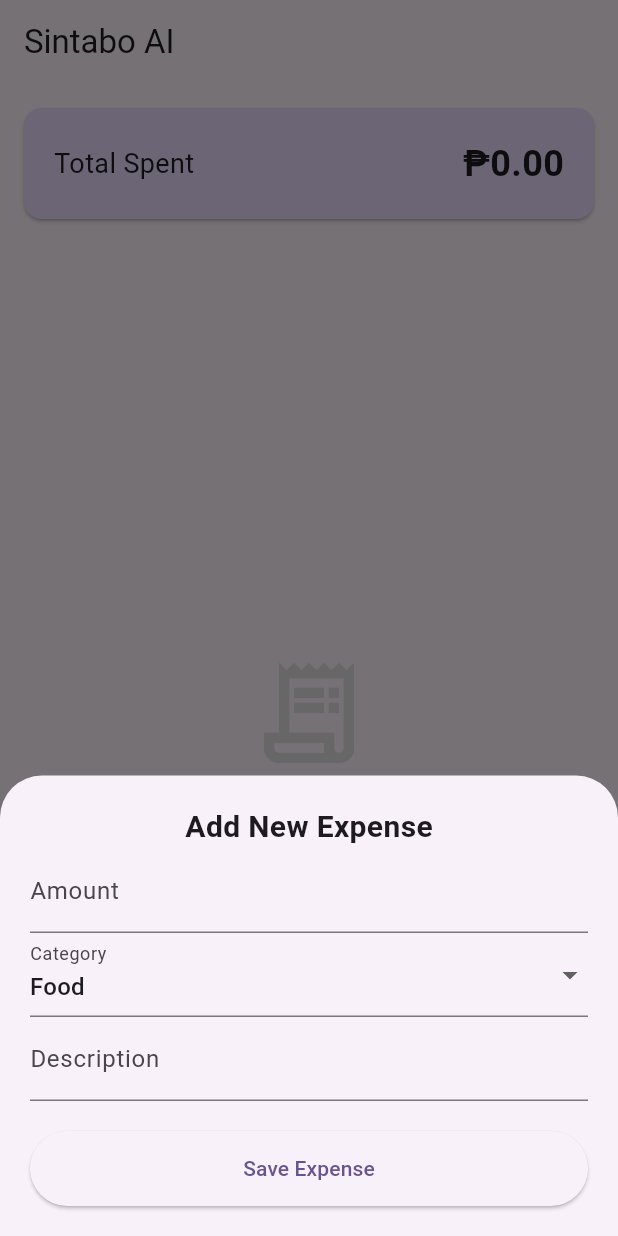
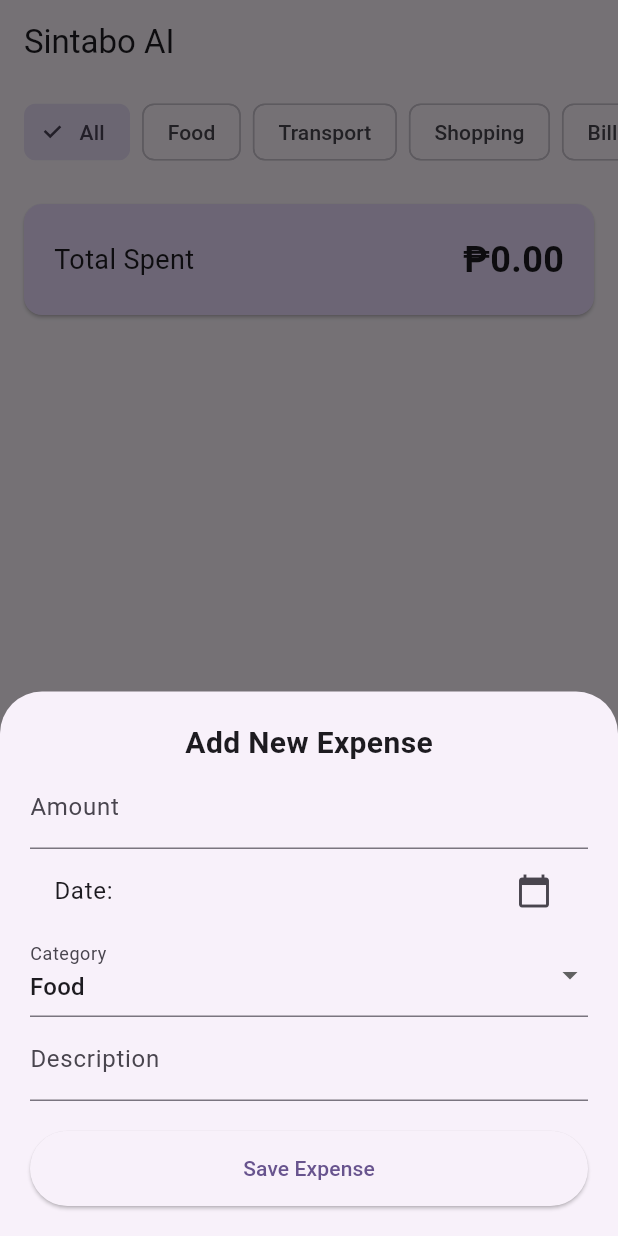
Before and after one commit to gofredo69/sintabo, a Flutter app: the screen it shows after launch, after a tap on the "add" icon, on a phone screen of 412 x 824 dp. Run offline on Flutter 3.47's test engine with Material 3 defaults, Android fonts, the phone set to English and light mode, and no system bars; our stand-ins replace shared_preferences, supabase_flutter; accounts and stored records are empty.

Commit message:
fixed: orphaned expenses when a category is deleted

```diff
--- a/lib/main.dart
+++ b/lib/main.dart
@@ -48,6 +48,15 @@ class Dashboard extends StatefulWidget {
 }
 
 class _DashboardState extends State<Dashboard> {
+  List<String> _userCategories = ['Food', 'Transport', 'Shopping', 'Bills', 'Other'];
+  String _selectedFilter = 'All'; // Track the active filter
+
+  @override
+  void initState() {
+    super.initState();
+    _loadCategories();
+  }
+
   // 3. REAL-TIME DATA STREAM (Newest first)
   final Stream<List<Map<String, dynamic>>> _expensesStream =
       Supabase.instance.client
@@ -58,15 +67,16 @@ class _DashboardState extends State<Dashboard> {
   final _amountController = TextEditingController();
   final _descController = TextEditingController();
   String _selectedCategory = 'Food';
+  DateTime _selectedDate = DateTime.now(); // Track the chosen date
 
-  // 4. THE POP-UP FORM
   void _showAddExpenseSheet(BuildContext context) {
     showModalBottomSheet(
       context: context,
-      isScrollControlled: true, //
-      builder: (ctx) => Padding(
+      isScrollControlled: true,
+      builder: (ctx) => StatefulBuilder( // Use StatefulBuilder to update the date inside the sheet
+        builder: (context, setSheetState) => Padding(
           padding: EdgeInsets.only(
-          bottom: MediaQuery.of(ctx).viewInsets.bottom + 20, // Avoid keyboard
+            bottom: MediaQuery.of(ctx).viewInsets.bottom + 20,
             left: 20, right: 20, top: 20,
           ),
           child: Column(
@@ -78,9 +88,25 @@ class _DashboardState extends State<Dashboard> {
                 keyboardType: TextInputType.number,
                 decoration: const InputDecoration(labelText: 'Amount', prefixText: '₱ '),
               ),
+              // DATE PICKER BUTTON
+              ListTile(
+                title: Text("Date: ${_selectedDate.toLocal()}".split(' ')[0]),
+                trailing: const Icon(Icons.calendar_today),
+                onTap: () async {
+                  final picked = await showDatePicker(
+                    context: context,
+                    initialDate: _selectedDate,
+                    firstDate: DateTime(2000),
+                    lastDate: DateTime(2101),
+                  );
+                  if (picked != null) {
+                    setSheetState(() => _selectedDate = picked);
+                  }
+                },
+              ),
               DropdownButtonFormField<String>(
                 value: _selectedCategory,
-              items: ['Food', 'Transport', 'Shopping', 'Bills', 'Other']
+                items: _userCategories
                     .map((cat) => DropdownMenuItem(value: cat, child: Text(cat)))
                     .toList(),
                 onChanged: (val) => setState(() => _selectedCategory = val!),
@@ -99,31 +125,98 @@ class _DashboardState extends State<Dashboard> {
             ],
           ),
         ),
+      ),
     );
   }
 
-  // 5. SAVE LOGIC
   Future<void> _saveExpense(BuildContext context) async {
     if (_amountController.text.isEmpty) return;
-
     try {
       final deviceId = await getOrCreateDeviceId();
       await Supabase.instance.client.from('expenses').insert({
-        'amount': double.parse(_amountController.text), //
+        'amount': double.parse(_amountController.text),
         'category': _selectedCategory,
         'description': _descController.text,
         'device_id': deviceId,
+        'created_at': _selectedDate.toIso8601String(), // Save the picked date!
       });
-
       if (mounted) {
         Navigator.pop(context);
         _amountController.clear();
         _descController.clear();
+        _selectedDate = DateTime.now(); // Reset to today
         ScaffoldMessenger.of(context).showSnackBar(const SnackBar(content: Text('Expense Added!')));
       }
     } catch (e) {
       debugPrint('Error: $e');
     }
+  }
+
+  void _showAddCategoryDialog() {
+    final controller = TextEditingController();
+    showDialog(
+      context: context,
+      builder: (ctx) => AlertDialog(
+        title: const Text('New Category'),
+        content: TextField(controller: controller, decoration: const InputDecoration(hintText: 'e.g. Health')),
+        actions: [
+          TextButton(onPressed: () => Navigator.pop(ctx), child: const Text('Cancel')),
+          ElevatedButton(
+            onPressed: () async {
+              if (controller.text.isNotEmpty) {
+                setState(() {
+                  _userCategories.add(controller.text); // Update the UI instantly
+                });
+                await _saveCategoriesToDisk();
+                Navigator.pop(ctx);
+              }
+            },
+            child: const Text('Add'),
+          ),
+        ],
+      ),
+    );
+  }
+
+  void _confirmDeleteCategory(String category) {
+    showDialog(
+      context: context,
+      builder: (ctx) => AlertDialog(
+        title: const Text('Delete Category?'),
+        content: Text('Remove "$category" from your list?'),
+        actions: [
+          TextButton(onPressed: () => Navigator.pop(ctx), child: const Text('Cancel')),
+          ElevatedButton(
+            style: ElevatedButton.styleFrom(backgroundColor: Colors.red, foregroundColor: Colors.white),
+            onPressed: () async {
+              setState(() {
+                _userCategories.remove(category); // 1. Remove from local list
+                if (_selectedFilter == category) _selectedFilter = 'All'; // 2. Reset filter
+              });
+
+              // 3. IMPORTANT: Save the new list to SharedPreferences!
+              await _saveCategoriesToDisk();
+
+              if (mounted) Navigator.pop(ctx);
+            },
+            child: const Text('Delete'),
+          ),
+        ],
+      ),
+    );
+  }
+
+  Future<void> _loadCategories() async {
+    final prefs = await SharedPreferences.getInstance();
+    final List<String>? savedCategories = prefs.getStringList('user_categories');
+    if (savedCategories != null) {
+      setState(() => _userCategories = savedCategories);
+    }
+  }
+
+  Future<void> _saveCategoriesToDisk() async {
+    final prefs = await SharedPreferences.getInstance();
+    await prefs.setStringList('user_categories', _userCategories);
   }
 
   @override
@@ -137,13 +230,54 @@ class _DashboardState extends State<Dashboard> {
 
           final expenses = snapshot.data!;
 
-          // CALCULATE TOTAL SUM
-          final total = expenses.fold<double>(
+          // FILTER THE LIST BASED ON SELECTION
+          final filteredExpenses = _selectedFilter == 'All'
+              ? expenses
+              : expenses.where((item) {
+                  if (_selectedFilter == 'Other') {
+                    // Show 'Other' AND anything that doesn't match current categories
+                    return item['category'] == 'Other' || !_userCategories.contains(item['category']);
+                  }
+                  return item['category'] == _selectedFilter;
+                }).toList();
+
+          // IMPORTANT: Update your Total calculation to use 'filteredExpenses'
+          final total = filteredExpenses.fold<double>(
             0, (sum, item) => sum + (item['amount'] as num).toDouble(),
           );
 
           return Column(
             children: [
+              // ADD FILTER CHIPS ROW
+              SingleChildScrollView(
+                scrollDirection: Axis.horizontal,
+                padding: const EdgeInsets.symmetric(horizontal: 16, vertical: 8),
+                child: Row(
+                  children: [
+                    // 1. The existing category chips
+                    ...['All', ..._userCategories].map((category) {
+                      return Padding(
+                        padding: const EdgeInsets.only(right: 8),
+                        child: GestureDetector(
+                          // Detect Long Press for deletion
+                          onLongPress: category == 'All' ? null : () => _confirmDeleteCategory(category),
+                          child: ChoiceChip(
+                            label: Text(category),
+                            selected: _selectedFilter == category,
+                            onSelected: (selected) => setState(() => _selectedFilter = category),
+                          ),
+                        ),
+                      );
+                    }),
+                    // 2. The NEW "Add Category" button
+                    IconButton(
+                      icon: const Icon(Icons.add_circle_outline),
+                      onPressed: () => _showAddCategoryDialog(),
+                    ),
+                  ],
+                ),
+              ),
+
               // TOTAL SUMMARY CARD
               Card(
                 color: Theme.of(context).colorScheme.primaryContainer,
@@ -165,7 +299,7 @@ class _DashboardState extends State<Dashboard> {
 
               // THE LIST VIEW (Expanded to fill the rest of the screen)
               Expanded(
-                child: expenses.isEmpty
+                child: filteredExpenses.isEmpty
                     ? Column(
                         mainAxisAlignment: MainAxisAlignment.center,
                         children: [
@@ -181,9 +315,9 @@ class _DashboardState extends State<Dashboard> {
                              await Future.delayed(const Duration(seconds: 1));
                         },
                         child: ListView.builder(
-                          itemCount: expenses.length,
+                          itemCount: filteredExpenses.length,
                           itemBuilder: (context, index) {
-                            final item = expenses[index];
+                            final item = filteredExpenses[index];
                             return Dismissible(
                               key: Key(item['id'].toString()),
                               direction: DismissDirection.endToStart,
```
Lines whose indentation alone changed are shown as unchanged.
